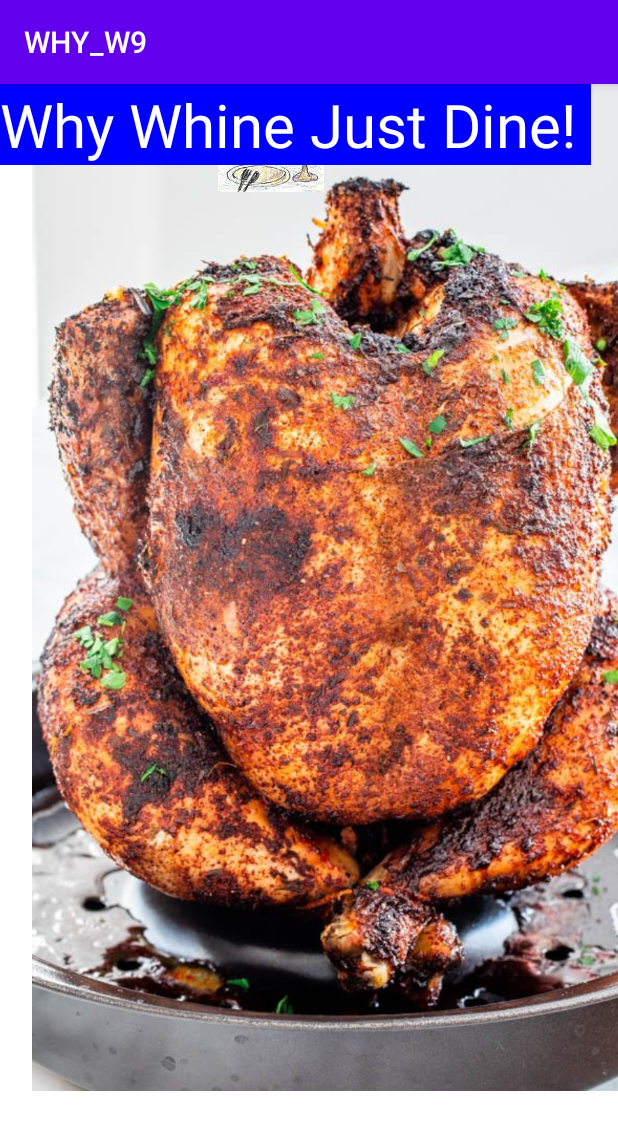
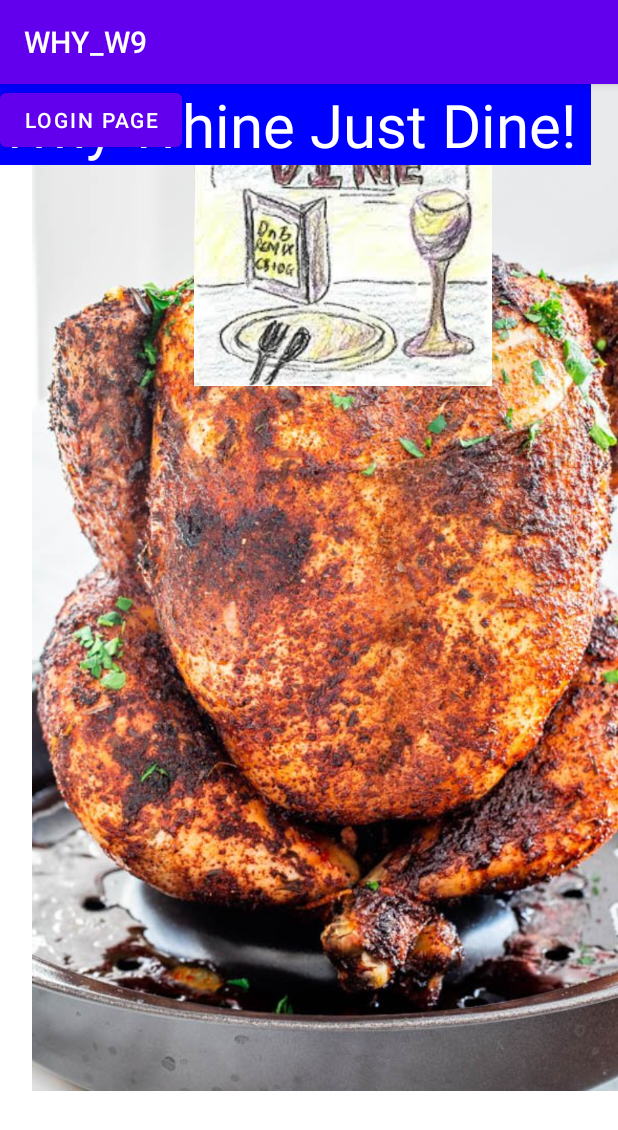
Before and after one commit to Jc2375/WHY_W9, an Android app: the screen it shows after launch (MainActivity), on a phone screen of 412 x 824 dp. Shown: the top 1130 px of the screen. Run offline under Robolectric (Android 15) with nearby library versions, the phone set to English and light mode, and no system bars.

Commit message:
base files

```diff
--- a/app/src/main/res/layout/activity_main.xml
+++ b/app/src/main/res/layout/activity_main.xml
@@ -12,16 +12,16 @@
         android:layout_height="671dp"
         android:layout_gravity="center_horizontal"
         android:src="@drawable/beer_can_chicken_1_7"
-        tools:layout_editor_absoluteX="-55dp"
-        tools:layout_editor_absoluteY="-43dp" />
+        tools:layout_editor_absoluteX="-38dp"
+        tools:layout_editor_absoluteY="-38dp" />
 
     <ImageView
-        android:layout_width="wrap_content"
-        android:layout_height="72dp"
+        android:layout_width="457dp"
+        android:layout_height="201dp"
         android:layout_gravity="center_horizontal"
         android:src="@drawable/why9logo"
-        tools:layout_editor_absoluteX="75dp"
-        tools:layout_editor_absoluteY="227dp" />
+        tools:layout_editor_absoluteX="-21dp"
+        tools:layout_editor_absoluteY="213dp" />
 
     <TextView
         android:layout_width="wrap_content"
@@ -29,9 +29,17 @@
         android:background="#0000FF"
         android:text="Why Whine Just Dine! "
         android:textColor="#FFFFFF"
-        android:textSize="40dip"
-        tools:layout_editor_absoluteX="14dp"
+        android:textSize="40sp"
+        tools:layout_editor_absoluteX="16dp"
         tools:layout_editor_absoluteY="118dp" />
+
+    <Button
+        android:id="@+id/button"
+        android:layout_width="wrap_content"
+        android:layout_height="wrap_content"
+        android:text="Login Page"
+        tools:layout_editor_absoluteX="156dp"
+        tools:layout_editor_absoluteY="482dp" />
 
     app:layout_constraintBottom_toBottomOf="parent"
         app:layout_constraintHorizontal_bias="0.498"
```
